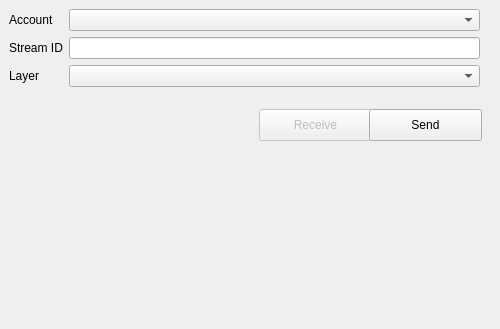
Above: speckle_qgis_dialog_base.ui from specklesystems/speckle-qgis before the change. Below: the same form after it.
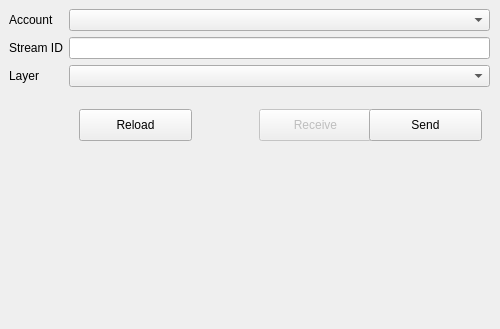
That is the form after the change.

Commit message: fix(geometry): Fixes polygon extraction logic

Diff of the .ui file:
```diff
--- a/speckle_qgis_dialog_base.ui
+++ b/speckle_qgis_dialog_base.ui
@@ -15,7 +15,7 @@
   </property>
   <widget class="QWidget" name="dockWidgetContents">
    <layout class="QGridLayout" name="gridLayout">
-    <item row="0" column="0">
+    <item row="0" column="1">
      <widget class="QWidget" name="widget" native="true">
       <widget class="QPushButton" name="receiveButton">
        <property name="enabled">
@@ -51,8 +51,8 @@
         <rect>
          <x>-10</x>
          <y>-10</y>
-         <width>491</width>
-         <height>111</height>
+         <width>501</width>
+         <height>113</height>
         </rect>
        </property>
        <layout class="QFormLayout" name="formLayout">
@@ -100,6 +100,22 @@
         </item>
        </layout>
       </widget>
+      <widget class="QPushButton" name="reloadButton">
+       <property name="enabled">
+        <bool>true</bool>
+       </property>
+       <property name="geometry">
+        <rect>
+         <x>70</x>
+         <y>100</y>
+         <width>113</width>
+         <height>32</height>
+        </rect>
+       </property>
+       <property name="text">
+        <string>Reload</string>
+       </property>
+      </widget>
      </widget>
     </item>
    </layout>
```
The commit also changes 2 other files.
